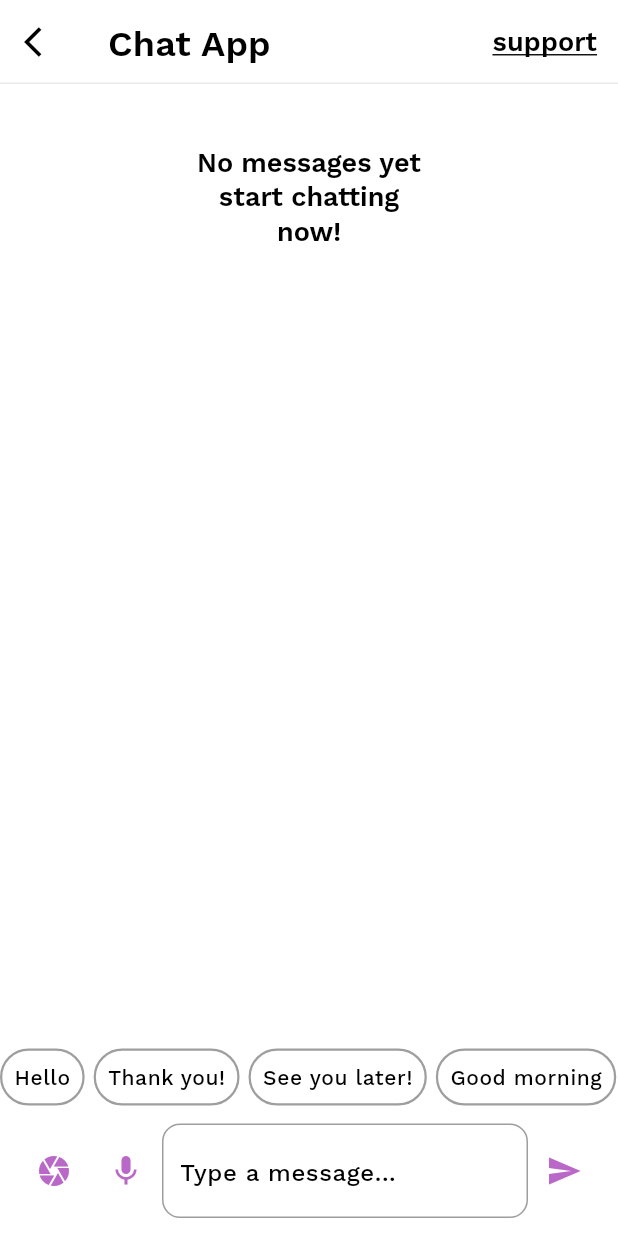
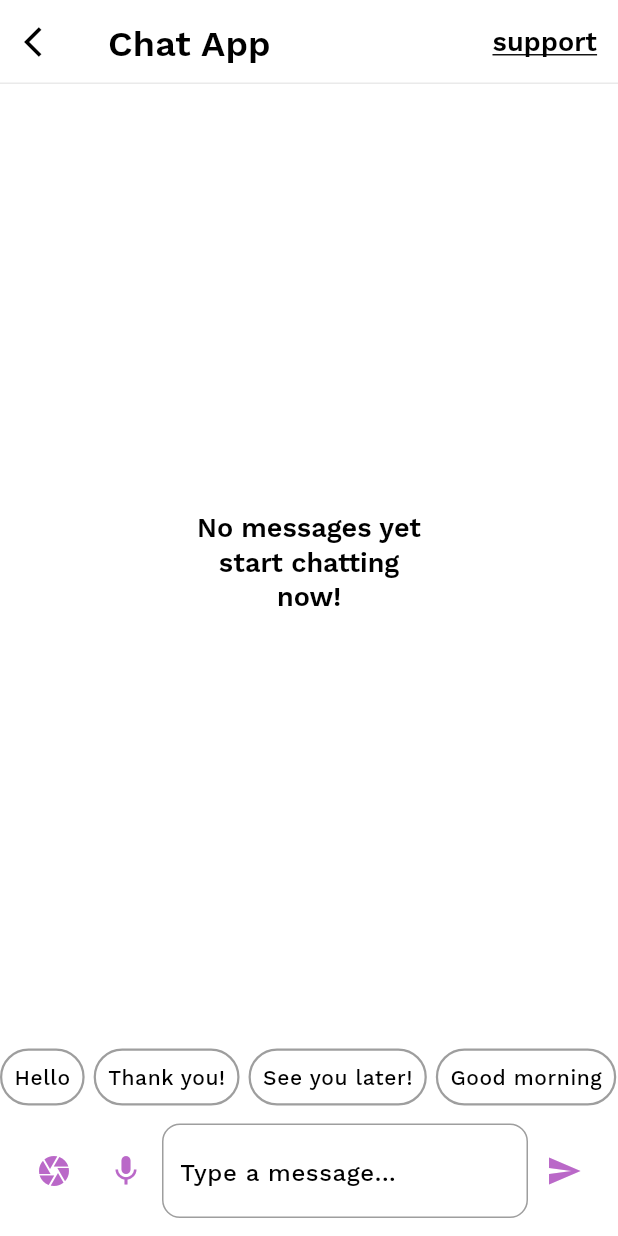
Before and after one commit to Cglassm/chat_app, a Flutter app: the ChatView screen opened directly, after a tap on "support", on a phone screen of 412 x 824 dp. Run offline on Flutter 3.47's test engine with Material 2 defaults, Android fonts, the phone set to English and light mode, and no system bars; our stand-ins replace bloc, equatable, flutter_bloc, flutter_svg, go_router, image_cropper and 1 more; generated files the repository leaves out were written again.

Commit message:
final code enhancements

```diff
--- a/lib/chat/view/chat_view.dart
+++ b/lib/chat/view/chat_view.dart
@@ -99,9 +99,14 @@ class _ChatBodyState extends State<_ChatBody> {
     return Column(
       mainAxisAlignment: MainAxisAlignment.spaceBetween,
       children: [
-        if (widget.messages.isNotEmpty)
         Expanded(
-            child: ColoredBox(
+          child: widget.messages.isEmpty
+              ? const SizedBox(
+                  height: CHSpacing.s150,
+                  width: CHSpacing.s150,
+                  child: EmptyChatBody(),
+                )
+              : ColoredBox(
                   color: Theme.of(context).colorScheme.surfaceVariant,
                   child: ListView.builder(
                     controller: scrollController,
@@ -117,12 +122,6 @@ class _ChatBodyState extends State<_ChatBody> {
                     },
                   ),
                 ),
-          )
-        else
-          const SizedBox(
-            height: CHSpacing.s150,
-            width: CHSpacing.s150,
-            child: EmptyChatBody(),
         ),
         ChatInputBar(),
       ],
--- a/lib/chat/widgets/chat_image_field.dart
+++ b/lib/chat/widgets/chat_image_field.dart
@@ -21,7 +21,7 @@ class ChatImageField extends StatelessWidget {
         children: [
           ImageContainer(image: image, color: CHColors.brightGrey),
           IconButton(
-            icon: const Icon(Icons.close),
+            icon: const Icon(Icons.close, color: CHColors.black),
             onPressed: () {
               context.read<ChatBloc>().add(const ClearImage());
             },
--- a/lib/chat/widgets/quick_message_chip_list.dart
+++ b/lib/chat/widgets/quick_message_chip_list.dart
@@ -23,11 +23,8 @@ class QuickMessageChipsList extends StatelessWidget {
       height: CHSpacing.s44,
       child: ListView.separated(
         scrollDirection: Axis.horizontal,
-        separatorBuilder: (context, index) {
-          return const SizedBox(
-            width: CHSpacing.s,
-          );
-        },
+        separatorBuilder: (context, index) =>
+            const SizedBox(width: CHSpacing.s),
         itemCount: quickMessages.length,
         itemBuilder: (_, int index) {
           final message = quickMessages[index];
--- a/lib/chat/widgets/show_delete_message_dialog.dart
+++ b/lib/chat/widgets/show_delete_message_dialog.dart
@@ -17,7 +17,11 @@ Future<T?> showDeleteDialog<T>(
     barrierDismissible: barrierDismissible,
     builder: (ctx) => CHDialog(
       title: title,
-      icon: const Icon(Icons.delete_rounded, color: CHColors.black),
+      icon: const Icon(
+        Icons.delete_forever,
+        color: CHColors.black,
+        size: CHSpacing.s44,
+      ),
       hasCloseIcon: false,
       description: description,
       actions: [
--- a/lib/chat/widgets/widgets.dart
+++ b/lib/chat/widgets/widgets.dart
@@ -2,6 +2,7 @@ export 'chat_bubble.dart';
 export 'chat_image_field.dart';
 export 'chat_input_bar.dart';
 export 'empty_chat_body.dart';
+export 'message_date_time.dart';
 export 'quick_message_chip_list.dart';
 export 'select_media_bottom_sheet.dart';
 export 'send_message_icon_button.dart';
```
Also changed, not shown: lib/chat/bloc/chat_bloc.dart (+13 -17 lines), lib/chat/widgets/chat_bubble.dart (+1 -26 lines), lib/chat/widgets/message_date_time.dart (added, +29 -0 lines). Lines whose indentation alone changed are shown as unchanged.
